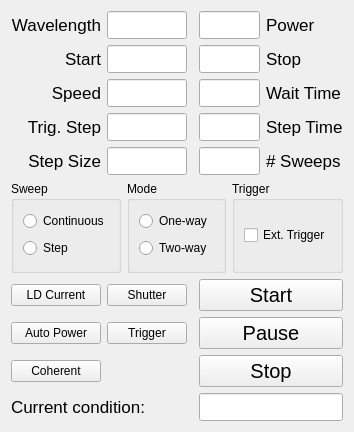
uetke/UUPharosController, file pharos/view/GUI/QtCreator/laserwidget.ui: the form before one commit.
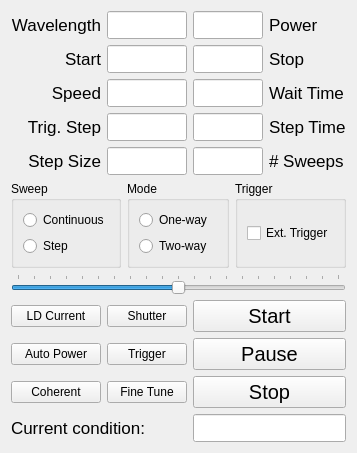
The form after the commit.

What changed in the file:
```diff
--- a/pharos/view/GUI/QtCreator/laserwidget.ui
+++ b/pharos/view/GUI/QtCreator/laserwidget.ui
@@ -6,95 +6,39 @@
    <rect>
     <x>0</x>
     <y>0</y>
-    <width>354</width>
-    <height>432</height>
+    <width>357</width>
+    <height>436</height>
    </rect>
   </property>
   <property name="windowTitle">
    <string>Form</string>
   </property>
+  <property name="styleSheet">
+   <string notr="true"/>
+  </property>
   <layout class="QGridLayout" name="gridLayout_4">
-   <item row="7" column="0">
-    <widget class="QPushButton" name="auto_power">
-     <property name="text">
-      <string>Auto Power</string>
+   <item row="0" column="0">
+    <widget class="QLabel" name="wavelength_labe">
+     <property name="font">
+      <font>
+       <pointsize>13</pointsize>
+      </font>
      </property>
-    </widget>
-   </item>
-   <item row="6" column="0">
-    <widget class="QPushButton" name="LD_current">
+     <property name="cursor">
+      <cursorShape>ArrowCursor</cursorShape>
+     </property>
      <property name="text">
-      <string>LD Current</string>
+      <string>Wavelength</string>
      </property>
+     <property name="alignment">
+      <set>Qt::AlignRight|Qt::AlignTrailing|Qt::AlignVCenter</set>
+     </property>
+     <property name="buddy">
+      <cstring>wavelength_line</cstring>
+     </property>
     </widget>
    </item>
-   <item row="5" column="0" colspan="5">
-    <layout class="QHBoxLayout" name="horizontalLayout">
-     <item>
-      <widget class="QGroupBox" name="groupBox">
-       <property name="title">
-        <string>Sweep</string>
-       </property>
-       <layout class="QGridLayout" name="gridLayout">
-        <item row="0" column="0">
-         <widget class="QRadioButton" name="continuous_button">
-          <property name="text">
-           <string>Continuous</string>
-          </property>
-         </widget>
-        </item>
-        <item row="1" column="0">
-         <widget class="QRadioButton" name="step_button">
-          <property name="text">
-           <string>Step</string>
-          </property>
-         </widget>
-        </item>
-       </layout>
-      </widget>
-     </item>
-     <item>
-      <widget class="QGroupBox" name="groupBox_2">
-       <property name="title">
-        <string>Mode</string>
-       </property>
-       <layout class="QGridLayout" name="gridLayout_2">
-        <item row="0" column="0">
-         <widget class="QRadioButton" name="one_button">
-          <property name="text">
-           <string>One-way</string>
-          </property>
-         </widget>
-        </item>
-        <item row="1" column="0">
-         <widget class="QRadioButton" name="two_button">
-          <property name="text">
-           <string>Two-way</string>
-          </property>
-         </widget>
-        </item>
-       </layout>
-      </widget>
-     </item>
-     <item>
-      <widget class="QGroupBox" name="groupBox_3">
-       <property name="title">
-        <string>Trigger</string>
-       </property>
-       <layout class="QGridLayout" name="gridLayout_3">
-        <item row="0" column="0">
-         <widget class="QCheckBox" name="trigger_check">
-          <property name="text">
-           <string>Ext. Trigger</string>
-          </property>
-         </widget>
-        </item>
-       </layout>
-      </widget>
-     </item>
-    </layout>
-   </item>
-   <item row="0" column="1" colspan="2">
+   <item row="0" column="1">
     <widget class="QLineEdit" name="wavelength_line">
      <property name="enabled">
       <bool>true</bool>
@@ -116,12 +60,159 @@
        <pointsize>13</pointsize>
       </font>
      </property>
+     <property name="toolTip">
+      <string>&lt;html&gt;&lt;head/&gt;&lt;body&gt;&lt;p&gt;This is the tooltip&lt;/p&gt;&lt;/body&gt;&lt;/html&gt;</string>
+     </property>
      <property name="autoFillBackground">
       <bool>false</bool>
      </property>
     </widget>
    </item>
-   <item row="2" column="4">
+   <item row="0" column="2">
+    <widget class="QLineEdit" name="power_line">
+     <property name="maximumSize">
+      <size>
+       <width>80</width>
+       <height>16777215</height>
+      </size>
+     </property>
+     <property name="font">
+      <font>
+       <pointsize>13</pointsize>
+      </font>
+     </property>
+    </widget>
+   </item>
+   <item row="0" column="3">
+    <widget class="QLabel" name="power_label">
+     <property name="font">
+      <font>
+       <pointsize>13</pointsize>
+      </font>
+     </property>
+     <property name="text">
+      <string>Power</string>
+     </property>
+     <property name="buddy">
+      <cstring>power_line</cstring>
+     </property>
+    </widget>
+   </item>
+   <item row="1" column="0">
+    <widget class="QLabel" name="start_wavelength_label">
+     <property name="font">
+      <font>
+       <pointsize>13</pointsize>
+      </font>
+     </property>
+     <property name="text">
+      <string>Start</string>
+     </property>
+     <property name="alignment">
+      <set>Qt::AlignRight|Qt::AlignTrailing|Qt::AlignVCenter</set>
+     </property>
+     <property name="buddy">
+      <cstring>start_wavelength_line</cstring>
+     </property>
+    </widget>
+   </item>
+   <item row="1" column="1">
+    <widget class="QLineEdit" name="start_wavelength_line">
+     <property name="maximumSize">
+      <size>
+       <width>80</width>
+       <height>16777215</height>
+      </size>
+     </property>
+     <property name="font">
+      <font>
+       <pointsize>13</pointsize>
+      </font>
+     </property>
+    </widget>
+   </item>
+   <item row="1" column="2">
+    <widget class="QLineEdit" name="stop_wavelength_line">
+     <property name="maximumSize">
+      <size>
+       <width>80</width>
+       <height>16777215</height>
+      </size>
+     </property>
+     <property name="font">
+      <font>
+       <pointsize>13</pointsize>
+      </font>
+     </property>
+    </widget>
+   </item>
+   <item row="1" column="3">
+    <widget class="QLabel" name="stop_wavelength_label">
+     <property name="font">
+      <font>
+       <pointsize>13</pointsize>
+      </font>
+     </property>
+     <property name="text">
+      <string>Stop</string>
+     </property>
+     <property name="alignment">
+      <set>Qt::AlignLeading|Qt::AlignLeft|Qt::AlignVCenter</set>
+     </property>
+     <property name="buddy">
+      <cstring>stop_wavelength_line</cstring>
+     </property>
+    </widget>
+   </item>
+   <item row="2" column="0">
+    <widget class="QLabel" name="speed_label">
+     <property name="font">
+      <font>
+       <pointsize>13</pointsize>
+      </font>
+     </property>
+     <property name="text">
+      <string>Speed</string>
+     </property>
+     <property name="alignment">
+      <set>Qt::AlignRight|Qt::AlignTrailing|Qt::AlignVCenter</set>
+     </property>
+     <property name="buddy">
+      <cstring>speed_line</cstring>
+     </property>
+    </widget>
+   </item>
+   <item row="2" column="1">
+    <widget class="QLineEdit" name="speed_line">
+     <property name="maximumSize">
+      <size>
+       <width>80</width>
+       <height>16777215</height>
+      </size>
+     </property>
+     <property name="font">
+      <font>
+       <pointsize>13</pointsize>
+      </font>
+     </property>
+    </widget>
+   </item>
+   <item row="2" column="2">
+    <widget class="QLineEdit" name="wait_line">
+     <property name="maximumSize">
+      <size>
+       <width>80</width>
+       <height>16777215</height>
+      </size>
+     </property>
+     <property name="font">
+      <font>
+       <pointsize>13</pointsize>
+      </font>
+     </property>
+    </widget>
+   </item>
+   <item row="2" column="3">
     <widget class="QLabel" name="wait_label">
      <property name="font">
       <font>
@@ -136,13 +227,6 @@
      </property>
     </widget>
    </item>
-   <item row="8" column="0">
-    <widget class="QPushButton" name="coherent_control">
-     <property name="text">
-      <string>Coherent</string>
-     </property>
-    </widget>
-   </item>
    <item row="3" column="0">
     <widget class="QLabel" name="trigger_step_label">
      <property name="font">
@@ -161,82 +245,7 @@
      </property>
     </widget>
    </item>
-   <item row="2" column="0">
-    <widget class="QLabel" name="speed_label">
-     <property name="font">
-      <font>
-       <pointsize>13</pointsize>
-      </font>
-     </property>
-     <property name="text">
-      <string>Speed</string>
-     </property>
-     <property name="alignment">
-      <set>Qt::AlignRight|Qt::AlignTrailing|Qt::AlignVCenter</set>
-     </property>
-     <property name="buddy">
-      <cstring>speed_line</cstring>
-     </property>
-    </widget>
-   </item>
-   <item row="2" column="1" colspan="2">
-    <widget class="QLineEdit" name="speed_line">
-     <property name="maximumSize">
-      <size>
-       <width>80</width>
-       <height>16777215</height>
-      </size>
-     </property>
-     <property name="font">
-      <font>
-       <pointsize>13</pointsize>
-      </font>
-     </property>
-    </widget>
-   </item>
-   <item row="1" column="3">
-    <widget class="QLineEdit" name="stop_wavelength_line">
-     <property name="maximumSize">
-      <size>
-       <width>80</width>
-       <height>16777215</height>
-      </size>
-     </property>
-     <property name="font">
-      <font>
-       <pointsize>13</pointsize>
-      </font>
-     </property>
-    </widget>
-   </item>
-   <item row="7" column="3" colspan="2">
-    <widget class="QPushButton" name="pause_button">
-     <property name="font">
-      <font>
-       <pointsize>15</pointsize>
-      </font>
-     </property>
-     <property name="text">
-      <string>Pause</string>
-     </property>
-    </widget>
-   </item>
-   <item row="4" column="4">
-    <widget class="QLabel" name="sweeps_label">
-     <property name="font">
-      <font>
-       <pointsize>13</pointsize>
-      </font>
-     </property>
-     <property name="text">
-      <string># Sweeps</string>
-     </property>
-     <property name="buddy">
-      <cstring>sweeps_line</cstring>
-     </property>
-    </widget>
-   </item>
-   <item row="3" column="1" colspan="2">
+   <item row="3" column="1">
     <widget class="QLineEdit" name="trigger_step_line">
      <property name="maximumSize">
       <size>
@@ -251,133 +260,7 @@
      </property>
     </widget>
    </item>
-   <item row="8" column="3" colspan="2">
-    <widget class="QPushButton" name="stop_button">
-     <property name="font">
-      <font>
-       <pointsize>15</pointsize>
-      </font>
-     </property>
-     <property name="text">
-      <string>Stop</string>
-     </property>
-    </widget>
-   </item>
-   <item row="0" column="3">
-    <widget class="QLineEdit" name="power_line">
-     <property name="maximumSize">
-      <size>
-       <width>80</width>
-       <height>16777215</height>
-      </size>
-     </property>
-     <property name="font">
-      <font>
-       <pointsize>13</pointsize>
-      </font>
-     </property>
-    </widget>
-   </item>
-   <item row="1" column="4">
-    <widget class="QLabel" name="stop_wavelength_label">
-     <property name="font">
-      <font>
-       <pointsize>13</pointsize>
-      </font>
-     </property>
-     <property name="text">
-      <string>Stop</string>
-     </property>
-     <property name="alignment">
-      <set>Qt::AlignLeading|Qt::AlignLeft|Qt::AlignVCenter</set>
-     </property>
-     <property name="buddy">
-      <cstring>stop_wavelength_line</cstring>
-     </property>
-    </widget>
-   </item>
-   <item row="0" column="4">
-    <widget class="QLabel" name="power_label">
-     <property name="font">
-      <font>
-       <pointsize>13</pointsize>
-      </font>
-     </property>
-     <property name="text">
-      <string>Power</string>
-     </property>
-     <property name="buddy">
-      <cstring>power_line</cstring>
-     </property>
-    </widget>
-   </item>
-   <item row="9" column="3" colspan="2">
-    <widget class="QLineEdit" name="current_condition_line">
-     <property name="maximumSize">
-      <size>
-       <width>180</width>
-       <height>16777215</height>
-      </size>
-     </property>
-     <property name="font">
-      <font>
-       <pointsize>13</pointsize>
-      </font>
-     </property>
-     <property name="text">
-      <string/>
-     </property>
-    </widget>
-   </item>
-   <item row="4" column="1" colspan="2">
-    <widget class="QLineEdit" name="step_line">
-     <property name="maximumSize">
-      <size>
-       <width>80</width>
-       <height>16777215</height>
-      </size>
-     </property>
-     <property name="font">
-      <font>
-       <pointsize>13</pointsize>
-      </font>
-     </property>
-     <property name="text">
-      <string/>
-     </property>
-    </widget>
-   </item>
-   <item row="6" column="3" colspan="2">
-    <widget class="QPushButton" name="start_button">
-     <property name="font">
-      <font>
-       <pointsize>15</pointsize>
-      </font>
-     </property>
-     <property name="autoFillBackground">
-      <bool>true</bool>
-     </property>
-     <property name="text">
-      <string>Start</string>
-     </property>
-    </widget>
-   </item>
-   <item row="2" column="3">
-    <widget class="QLineEdit" name="wait_line">
-     <property name="maximumSize">
-      <size>
-       <width>80</width>
-       <height>16777215</height>
-      </size>
-     </property>
-     <property name="font">
-      <font>
-       <pointsize>13</pointsize>
-      </font>
-     </property>
-    </widget>
-   </item>
-   <item row="3" column="3">
+   <item row="3" column="2">
     <widget class="QLineEdit" name="step_time_line">
      <property name="maximumSize">
       <size>
@@ -392,46 +275,7 @@
      </property>
     </widget>
    </item>
-   <item row="0" column="0">
-    <widget class="QLabel" name="wavelength_labe">
-     <property name="font">
-      <font>
-       <pointsize>13</pointsize>
-      </font>
-     </property>
-     <property name="cursor">
-      <cursorShape>ArrowCursor</cursorShape>
-     </property>
-     <property name="text">
-      <string>Wavelength</string>
-     </property>
-     <property name="alignment">
-      <set>Qt::AlignRight|Qt::AlignTrailing|Qt::AlignVCenter</set>
-     </property>
-     <property name="buddy">
-      <cstring>wavelength_line</cstring>
-     </property>
-    </widget>
-   </item>
-   <item row="1" column="0">
-    <widget class="QLabel" name="start_wavelength_label">
-     <property name="font">
-      <font>
-       <pointsize>13</pointsize>
-      </font>
-     </property>
-     <property name="text">
-      <string>Start</string>
-     </property>
-     <property name="alignment">
-      <set>Qt::AlignRight|Qt::AlignTrailing|Qt::AlignVCenter</set>
-     </property>
-     <property name="buddy">
-      <cstring>start_wavelength_line</cstring>
-     </property>
-    </widget>
-   </item>
-   <item row="3" column="4">
+   <item row="3" column="3">
     <widget class="QLabel" name="step_time_label">
      <property name="font">
       <font>
@@ -446,36 +290,6 @@
      </property>
     </widget>
    </item>
-   <item row="4" column="3">
-    <widget class="QLineEdit" name="sweeps_line">
-     <property name="maximumSize">
-      <size>
-       <width>80</width>
-       <height>16777215</height>
-      </size>
-     </property>
-     <property name="font">
-      <font>
-       <pointsize>13</pointsize>
-      </font>
-     </property>
-    </widget>
-   </item>
-   <item row="1" column="1" colspan="2">
-    <widget class="QLineEdit" name="start_wavelength_line">
-     <property name="maximumSize">
-      <size>
-       <width>80</width>
-       <height>16777215</height>
-      </size>
-     </property>
-     <property name="font">
-      <font>
-       <pointsize>13</pointsize>
-      </font>
-     </property>
-    </widget>
-   </item>
    <item row="4" column="0">
     <widget class="QLabel" name="step_label">
      <property name="font">
@@ -494,32 +308,256 @@
      </property>
     </widget>
    </item>
-   <item row="9" column="0" colspan="2">
-    <widget class="QLabel" name="condition_label">
+   <item row="4" column="1">
+    <widget class="QLineEdit" name="step_line">
+     <property name="maximumSize">
+      <size>
+       <width>80</width>
+       <height>16777215</height>
+      </size>
+     </property>
      <property name="font">
       <font>
        <pointsize>13</pointsize>
       </font>
      </property>
      <property name="text">
-      <string>Current condition:</string>
+      <string/>
      </property>
     </widget>
    </item>
-   <item row="6" column="1">
+   <item row="4" column="2">
+    <widget class="QLineEdit" name="sweeps_line">
+     <property name="maximumSize">
+      <size>
+       <width>80</width>
+       <height>16777215</height>
+      </size>
+     </property>
+     <property name="font">
+      <font>
+       <pointsize>13</pointsize>
+      </font>
+     </property>
+    </widget>
+   </item>
+   <item row="4" column="3">
+    <widget class="QLabel" name="sweeps_label">
+     <property name="font">
+      <font>
+       <pointsize>13</pointsize>
+      </font>
+     </property>
+     <property name="text">
+      <string># Sweeps</string>
+     </property>
+     <property name="buddy">
+      <cstring>sweeps_line</cstring>
+     </property>
+    </widget>
+   </item>
+   <item row="5" column="0" colspan="4">
+    <layout class="QHBoxLayout" name="horizontalLayout">
+     <item>
+      <widget class="QGroupBox" name="groupBox">
+       <property name="title">
+        <string>Sweep</string>
+       </property>
+       <layout class="QGridLayout" name="gridLayout">
+        <item row="0" column="0">
+         <widget class="QRadioButton" name="continuous_button">
+          <property name="text">
+           <string>Continuous</string>
+          </property>
+         </widget>
+        </item>
+        <item row="1" column="0">
+         <widget class="QRadioButton" name="step_button">
+          <property name="text">
+           <string>Step</string>
+          </property>
+         </widget>
+        </item>
+       </layout>
+      </widget>
+     </item>
+     <item>
+      <widget class="QGroupBox" name="groupBox_2">
+       <property name="title">
+        <string>Mode</string>
+       </property>
+       <layout class="QGridLayout" name="gridLayout_2">
+        <item row="0" column="0">
+         <widget class="QRadioButton" name="one_button">
+          <property name="text">
+           <string>One-way</string>
+          </property>
+         </widget>
+        </item>
+        <item row="1" column="0">
+         <widget class="QRadioButton" name="two_button">
+          <property name="text">
+           <string>Two-way</string>
+          </property>
+         </widget>
+        </item>
+       </layout>
+      </widget>
+     </item>
+     <item>
+      <widget class="QGroupBox" name="groupBox_3">
+       <property name="title">
+        <string>Trigger</string>
+       </property>
+       <layout class="QGridLayout" name="gridLayout_3">
+        <item row="0" column="0">
+         <widget class="QCheckBox" name="trigger_check">
+          <property name="text">
+           <string>Ext. Trigger</string>
+          </property>
+         </widget>
+        </item>
+       </layout>
+      </widget>
+     </item>
+    </layout>
+   </item>
+   <item row="6" column="0" colspan="4">
+    <widget class="QSlider" name="fine_tune__Slider">
+     <property name="enabled">
+      <bool>true</bool>
+     </property>
+     <property name="cursor">
+      <cursorShape>SizeVerCursor</cursorShape>
+     </property>
+     <property name="minimum">
+      <number>-10000</number>
+     </property>
+     <property name="maximum">
+      <number>10000</number>
+     </property>
+     <property name="orientation">
+      <enum>Qt::Horizontal</enum>
+     </property>
+     <property name="tickPosition">
+      <enum>QSlider::TicksAbove</enum>
+     </property>
+     <property name="tickInterval">
+      <number>1000</number>
+     </property>
+    </widget>
+   </item>
+   <item row="7" column="0">
+    <widget class="QPushButton" name="LD_current">
+     <property name="text">
+      <string>LD Current</string>
+     </property>
+    </widget>
+   </item>
+   <item row="7" column="1">
     <widget class="QPushButton" name="shutter">
      <property name="text">
       <string>Shutter</string>
      </property>
     </widget>
    </item>
-   <item row="7" column="1">
+   <item row="8" column="0">
+    <widget class="QPushButton" name="auto_power">
+     <property name="text">
+      <string>Auto Power</string>
+     </property>
+    </widget>
+   </item>
+   <item row="8" column="1">
     <widget class="QPushButton" name="trigger">
      <property name="text">
       <string>Trigger</string>
      </property>
     </widget>
    </item>
+   <item row="9" column="0">
+    <widget class="QPushButton" name="coherent_control">
+     <property name="text">
+      <string>Coherent</string>
+     </property>
+    </widget>
+   </item>
+   <item row="9" column="1">
+    <widget class="QPushButton" name="fine_tune">
+     <property name="text">
+      <string>Fine Tune</string>
+     </property>
+    </widget>
+   </item>
+   <item row="10" column="0" colspan="2">
+    <widget class="QLabel" name="condition_label">
+     <property name="font">
+      <font>
+       <pointsize>13</pointsize>
+      </font>
+     </property>
+     <property name="text">
+      <string>Current condition:</string>
+     </property>
+    </widget>
+   </item>
+   <item row="10" column="2" colspan="2">
+    <widget class="QLineEdit" name="current_condition_line">
+     <property name="maximumSize">
+      <size>
+       <width>180</width>
+       <height>16777215</height>
+      </size>
+     </property>
+     <property name="font">
+      <font>
+       <pointsize>13</pointsize>
+      </font>
+     </property>
+     <property name="text">
+      <string/>
+     </property>
+    </widget>
+   </item>
+   <item row="7" column="2" colspan="2">
+    <widget class="QPushButton" name="start_button">
+     <property name="font">
+      <font>
+       <pointsize>15</pointsize>
+      </font>
+     </property>
+     <property name="autoFillBackground">
+      <bool>true</bool>
+     </property>
+     <property name="text">
+      <string>Start</string>
+     </property>
+    </widget>
+   </item>
+   <item row="8" column="2" colspan="2">
+    <widget class="QPushButton" name="pause_button">
+     <property name="font">
+      <font>
+       <pointsize>15</pointsize>
+      </font>
+     </property>
+     <property name="text">
+      <string>Pause</string>
+     </property>
+    </widget>
+   </item>
+   <item row="9" column="2" colspan="2">
+    <widget class="QPushButton" name="stop_button">
+     <property name="font">
+      <font>
+       <pointsize>15</pointsize>
+      </font>
+     </property>
+     <property name="text">
+      <string>Stop</string>
+     </property>
+    </widget>
+   </item>
   </layout>
  </widget>
  <tabstops>
```
